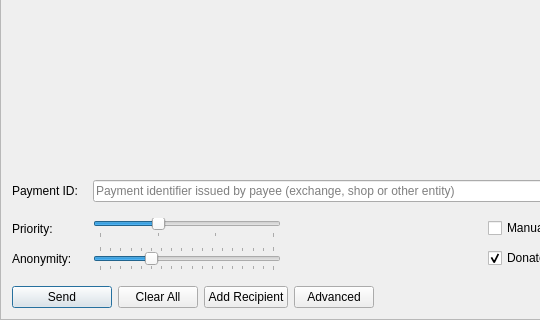
The window that src/gui/ui/sendframe.ui (cryptonotefoundation/cryptonotewallet) describes before a commit, drawn with Qt 5; both pictures show x 0 to 540 and y 270 to 590 of the 866 by 590 pixel window.
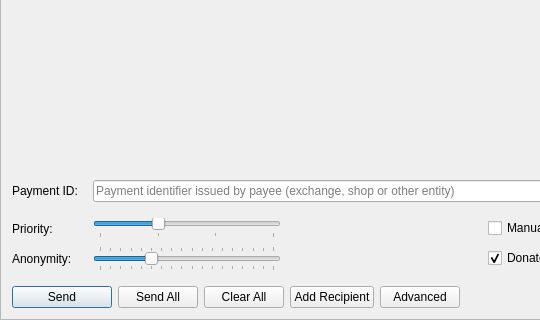
The same window after the commit. Icons and pictures are not drawn.

The edit to the form file:
```diff
--- a/src/gui/ui/sendframe.ui
+++ b/src/gui/ui/sendframe.ui
@@ -419,6 +419,17 @@
        </property>
       </widget>
      </item>
+     <item>
+      <widget class="QPushButton" name="m_sendAllButton">
+       <property name="text">
+        <string>Send All</string>
+       </property>
+       <property name="icon">
+        <iconset resource="../../resources.qrc">
+         <normaloff>:/icons/sweep</normaloff>:/icons/sweep</iconset>
+       </property>
+      </widget>
+     </item>
      <item>
       <widget class="QPushButton" name="m_clearAllButton">
        <property name="text">
```
Left out of the diff: 28 changed lines with no effect on the pictures.
